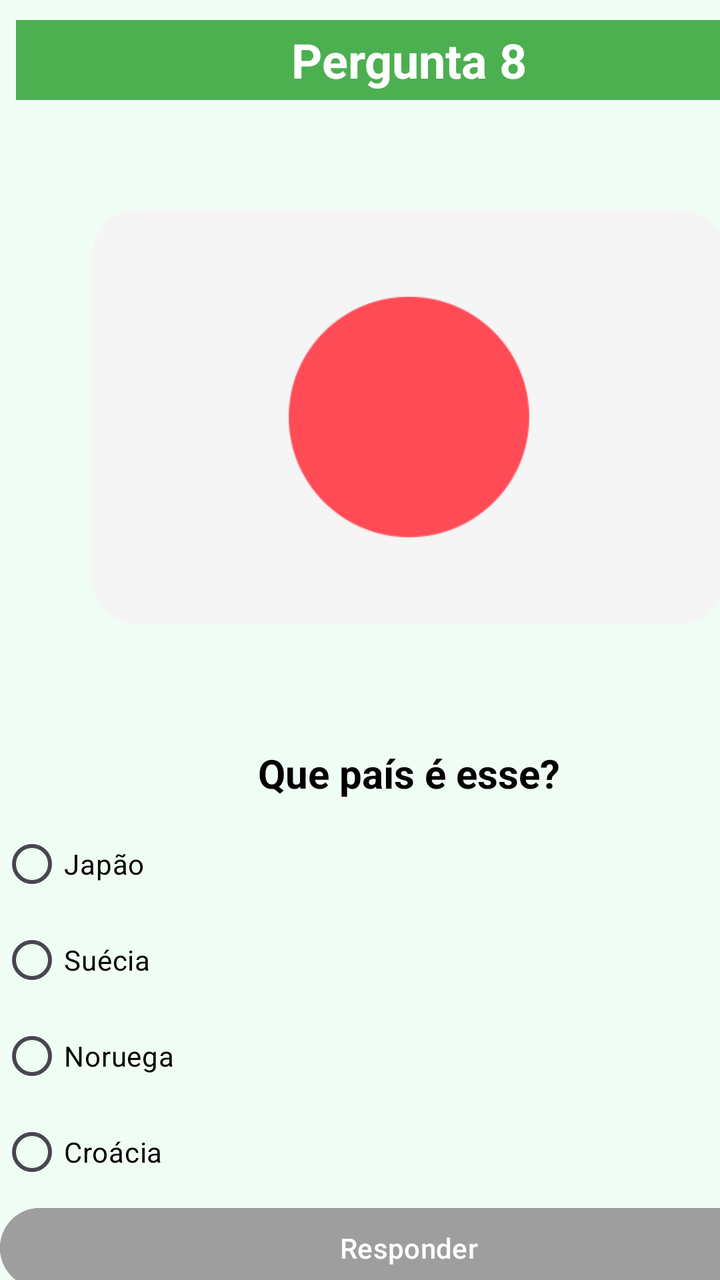
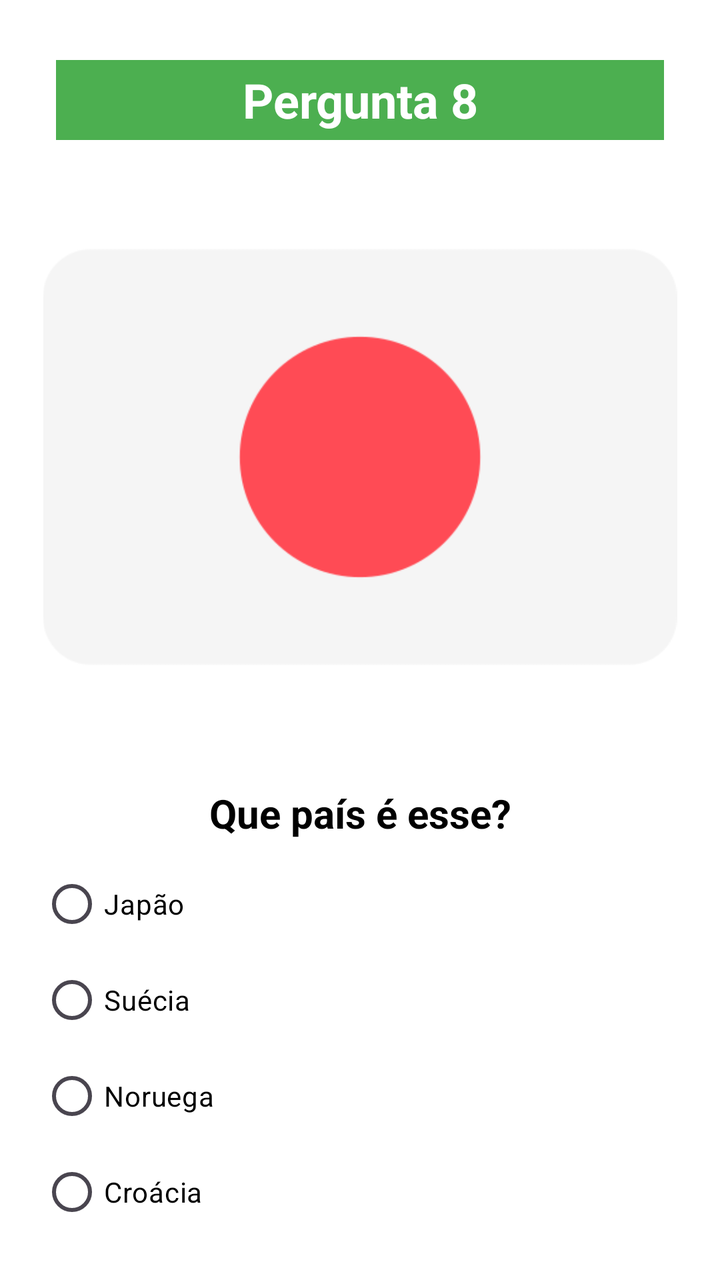

Screens rendered from an Android XML layout before and after an edit, with the pre-edit source and the edit as a unified diff.
<!-- AndroidManifest.xml: application theme Theme.QuizBandeiras -->
<!-- res/layout/activity_pergunta8.xml -->
<?xml version="1.0" encoding="utf-8"?>
<androidx.constraintlayout.widget.ConstraintLayout xmlns:android="http://schemas.android.com/apk/res/android"
    xmlns:app="http://schemas.android.com/apk/res-auto"
    xmlns:tools="http://schemas.android.com/tools"
    android:id="@+id/main"
    android:layout_width="match_parent"
    android:layout_height="match_parent"
    android:background="#F0FDF4"
    tools:context=".Pergunta8">

    <LinearLayout
        android:layout_width="409dp"
        android:layout_height="729dp"
        android:orientation="vertical">

        <TextView
            android:id="@+id/textView6"
            android:layout_width="match_parent"
            android:layout_height="40dp"
            android:layout_marginStart="8dp"
            android:layout_marginTop="10dp"
            android:layout_marginEnd="8dp"
            android:background="#4CAF50"
            android:gravity="center"
            android:text="Pergunta 8"
            android:textColor="@android:color/white"
            android:textSize="24sp"
            android:textStyle="bold" />

        <ImageView
            android:id="@+id/imageView2"
            android:layout_width="match_parent"
            android:layout_height="317dp"
            app:srcCompat="@drawable/japao" />

        <TextView
            android:id="@+id/textView2"
            android:layout_width="match_parent"
            android:layout_height="wrap_content"
            android:layout_marginTop="6dp"
            android:layout_marginBottom="8dp"
            android:gravity="center"
            android:text="Que país é esse?"
            android:textColor="@android:color/black"
            android:textSize="20sp"
            android:textStyle="bold" />

        <RadioGroup
            android:id="@+id/rgpAlternativas"
            android:layout_width="match_parent"
            android:layout_height="match_parent">

            <RadioButton
                android:id="@+id/rgbOpcao1"
                android:layout_width="match_parent"
                android:layout_height="wrap_content"
                android:text="Japão "
                android:textColor="#000000"
                android:textColorLink="#000000" />

            <RadioButton
                android:id="@+id/rgbOpcao2"
                android:layout_width="match_parent"
                android:layout_height="wrap_content"
                android:text="Suécia"
                android:textColor="#000000"
                android:textColorLink="#000000" />

            <RadioButton
                android:id="@+id/rgbOpcao3"
                android:layout_width="match_parent"
                android:layout_height="wrap_content"
                android:text="Noruega"
                android:textColor="#000000"
                android:textColorLink="#000000" />

            <RadioButton
                android:id="@+id/rgbOpcao4"
                android:layout_width="match_parent"
                android:layout_height="wrap_content"
                android:text="Croácia"
                android:textColor="#000000"
                android:textColorLink="#000000" />

            <Button
                android:id="@+id/btnResponder"
                android:layout_width="match_parent"
                android:layout_height="wrap_content"
                android:backgroundTint="#9E9E9E"
                android:enabled="false"
                android:text="Responder"
                android:textColor="@android:color/white" />
        </RadioGroup>
    </LinearLayout>

</androidx.constraintlayout.widget.ConstraintLayout>
<!-- resources referenced by this layout -->
<resources>
  <!-- drawable japao: png bitmap (drawable, 7895 bytes) -->
  <style name="Theme.QuizBandeiras" parent="Base.Theme.QuizBandeiras" />
  <style name="Base.Theme.QuizBandeiras" parent="Theme.Material3.DayNight.NoActionBar">
          
          
      </style>
</resources>

<!-- the commit's change to res/layout/activity_pergunta8.xml (unified diff, before → after) -->
@@ -9,9 +9,11 @@
     tools:context=".Pergunta8">
 
     <LinearLayout
-        android:layout_width="409dp"
-        android:layout_height="729dp"
-        android:orientation="vertical">
+        android:layout_width="match_parent"
+        android:layout_height="match_parent"
+        android:background="#FFFFFF"
+        android:orientation="vertical"
+        android:padding="20dp">
 
         <TextView
             android:id="@+id/textView6"
